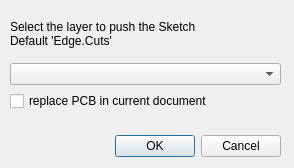
First picture: the form in Resources/ui/layer-selection.ui, repository easyw/kicadStepUpMod, before the edit.
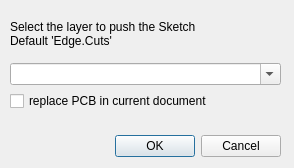
Second picture: the form after the edit.

What changed in the file:
```diff
--- a/Resources/ui/layer-selection.ui
+++ b/Resources/ui/layer-selection.ui
@@ -55,7 +55,11 @@
      </layout>
     </item>
     <item>
-     <widget class="QComboBox" name="comboBoxLayerSel"/>
+     <widget class="QComboBox" name="comboBoxLayerSel">
+      <property name="editable">
+       <bool>true</bool>
+      </property>
+     </widget>
     </item>
     <item>
      <widget class="QCheckBox" name="checkBox_replace">
```
